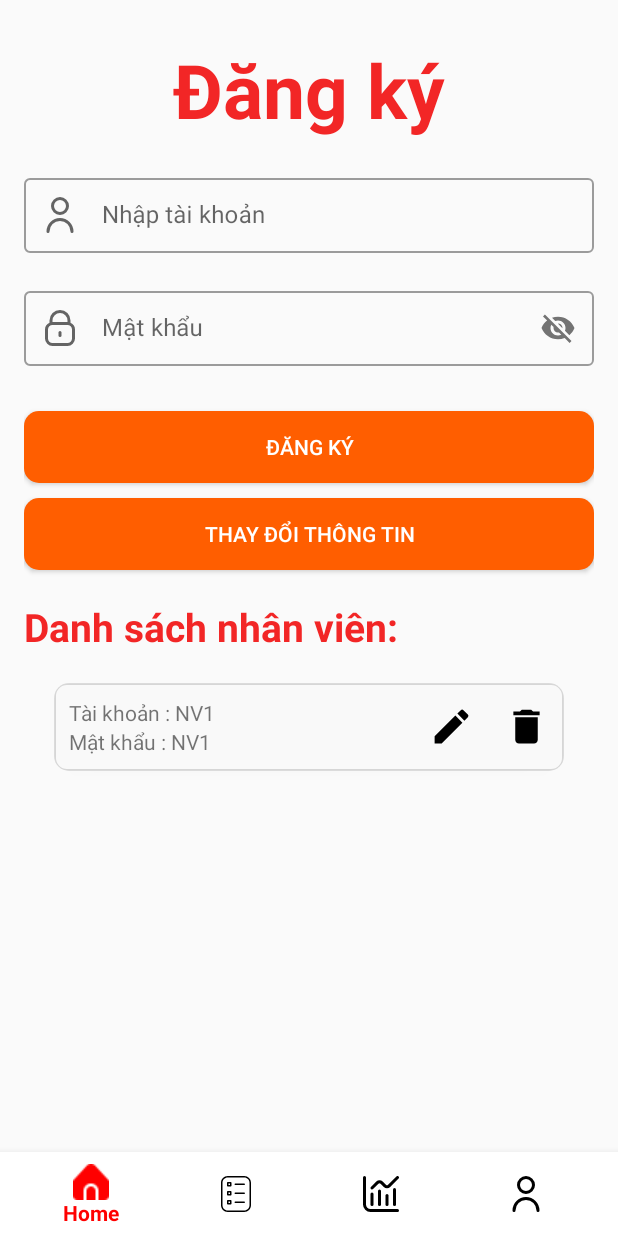
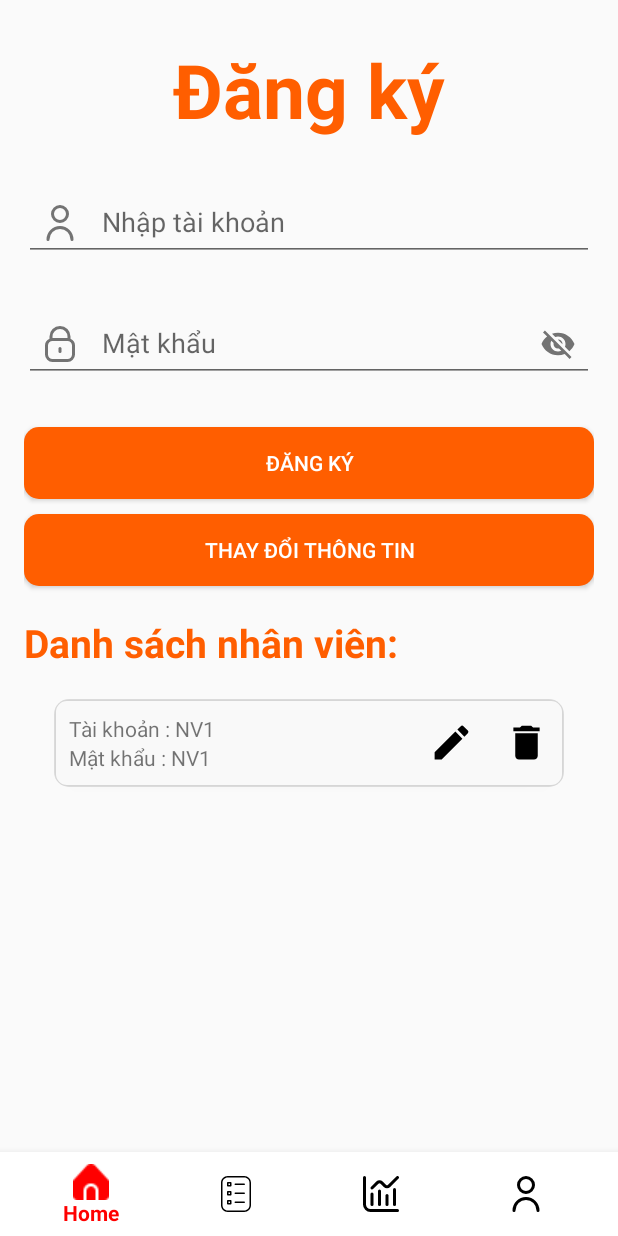
Before and after one commit to huylam10/DuAn1_Nhom6_PRO1121_MD18402, an Android app: the fragment AccoutManagerFragment placed in its activity, on a phone screen of 412 x 824 dp. Run offline under Robolectric (Android 15) with nearby library versions, the phone set to English and light mode, and no system bars; pictures from the network do not load.

Commit message:
update code

```diff
--- a/app/src/main/java/com/example/nhom6_pro1121_md18402/Activities/OrderDetail.java
+++ b/app/src/main/java/com/example/nhom6_pro1121_md18402/Activities/OrderDetail.java
@@ -7,6 +7,7 @@ import android.content.DialogInterface;
 import android.content.Intent;
 import android.os.Build;
 import android.os.Bundle;
+import android.util.Log;
 import android.view.MenuItem;
 import android.view.View;
 import android.widget.Button;
@@ -138,7 +139,7 @@ public class OrderDetail extends AppCompatActivity {
     }
 
     private void getData() {
-        List<ChiTietDatHang> list = chiTietDatHangDAO.getListCT(datHang.getId( ));
+        List<ChiTietDatHang> list = chiTietDatHangDAO.getListCT2(datHang.getId());
         setList(list);
     }
 
@@ -151,7 +152,7 @@ public class OrderDetail extends AppCompatActivity {
     }
 
     private void setMoney() {
-        int money = (int) datHang.getTotalpriceDathang( );
+        int money = (int) datHang.getTotalpriceDathang();
         DecimalFormat decimalFormat = new DecimalFormat("###,###,###");
         Order_Done_TotalPrice.setText("Thành tiền : " + decimalFormat.format(money) + "đ");
     }
--- a/app/src/main/java/com/example/nhom6_pro1121_md18402/Adapter/OrderAdapter.java
+++ b/app/src/main/java/com/example/nhom6_pro1121_md18402/Adapter/OrderAdapter.java
@@ -190,4 +190,3 @@ public class OrderAdapter extends RecyclerView.Adapter<OrderAdapter.OrderAdapter
         }
     }
 }
-//aaa
--- a/app/src/main/java/com/example/nhom6_pro1121_md18402/Adapter/OrderHistoryAdapter.java
+++ b/app/src/main/java/com/example/nhom6_pro1121_md18402/Adapter/OrderHistoryAdapter.java
@@ -47,14 +47,13 @@ public class OrderHistoryAdapter extends RecyclerView.Adapter<OrderHistoryAdapte
     @Override
     public void onBindViewHolder(@NonNull OrderHistoryAdapterHolder holder, int position) {
         DatHang datHang = list.get(position);
-        Log.e("ZZZZ", "onBindViewHolder: "+datHang.getIdtaikhoan() );
         ThongTinNguoiDung info = thongTinNguoiDungDAO.getInfo(datHang.getIdtaikhoan());
         Log.e("Adapter", "onBindViewHolder: "+datHang );
         String status = "";
         holder.Order_History_items_ID.setText("Mã đơn :"+datHang.getId());
         holder.Order_History_items_Buyer.setText("Khách hàng : "+info.getFullname());
         holder.Order_History_items_Address.setText("Địa chỉ : "+info.getAddresNguoidung());
-        holder.Order_History_items_Amount.setText(chiTietDatHangDAO.getSum(datHang.getId( ))+" sản phẩm");
+        holder.Order_History_items_Amount.setText(chiTietDatHangDAO.getSum(datHang.getId())+" sản phẩm");
         DecimalFormat decimalFormat = new DecimalFormat("###,###,###");
 
         holder.Order_History_items_TotalPrice.setText(decimalFormat.format(datHang.getTotalpriceDathang()) + " đ");
@@ -63,6 +62,7 @@ public class OrderHistoryAdapter extends RecyclerView.Adapter<OrderHistoryAdapte
             Bundle bundle = new Bundle();
             bundle.putSerializable("datHang", datHang);
             intent.putExtra("bundle", bundle);
+//            intent.putExtra("amount", chiTietDatHangDAO.getSum(datHang.getId()));
             context.startActivity(intent);
         });
         switch (datHang.getStatusDathang()){
--- a/app/src/main/java/com/example/nhom6_pro1121_md18402/Adapter/ViewPager2Adapter.java
+++ b/app/src/main/java/com/example/nhom6_pro1121_md18402/Adapter/ViewPager2Adapter.java
@@ -36,4 +36,3 @@ public class ViewPager2Adapter extends FragmentStateAdapter {
         return 4;
     }
 }
-//aaa
--- a/app/src/main/java/com/example/nhom6_pro1121_md18402/DAO/DatHangDAO.java
+++ b/app/src/main/java/com/example/nhom6_pro1121_md18402/DAO/DatHangDAO.java
@@ -146,4 +146,3 @@ public class DatHangDAO {
 
 
 }
-///aaa
--- a/app/src/main/java/com/example/nhom6_pro1121_md18402/DAO/LoaiSanPhamDAO.java
+++ b/app/src/main/java/com/example/nhom6_pro1121_md18402/DAO/LoaiSanPhamDAO.java
@@ -105,4 +105,3 @@ public class LoaiSanPhamDAO {
         return getDSLoaiSanPham(sql);
     }
 }
-//aaa
--- a/app/src/main/java/com/example/nhom6_pro1121_md18402/DAO/SanPhamDAO.java
+++ b/app/src/main/java/com/example/nhom6_pro1121_md18402/DAO/SanPhamDAO.java
@@ -178,4 +178,3 @@ public class SanPhamDAO {
     }
 
 }
-//aa
--- a/app/src/main/res/layout/activity_dang_ky_thong_tin_activities.xml
+++ b/app/src/main/res/layout/activity_dang_ky_thong_tin_activities.xml
@@ -10,7 +10,7 @@
 
     <TextView
         android:layout_marginTop="10dp"
-        android:textColor="#F22626"
+        android:textColor="#FF5E00"
         android:textStyle="bold"
         android:textSize="40dp"
         android:gravity="center"
--- a/app/src/main/res/layout/activity_passwordchange.xml
+++ b/app/src/main/res/layout/activity_passwordchange.xml
@@ -13,7 +13,7 @@
         android:layout_height="wrap_content"
         android:layout_marginTop="40dp"
         android:text="Đổi mật khẩu"
-        android:textColor="#DB3815"
+        android:textColor="#FF5E00"
         android:textSize="26dp"
         android:textStyle="bold"
         app:layout_constraintStart_toStartOf="parent"
@@ -26,7 +26,7 @@
         android:layout_marginTop="85dp"
         android:text="Mật khẩu của bạn phải có ít nhất 6 ký tự, bao gồm
 cả chữ số, chữ cái. "
-        android:textColor="#DB3815"
+        android:textColor="#FF5E00"
         android:textSize="17dp"
         android:textStyle="bold"
         app:layout_constraintEnd_toEndOf="parent"
@@ -102,7 +102,7 @@ cả chữ số, chữ cái. "
         android:layout_height="wrap_content"
         android:layout_gravity="center"
         android:layout_marginTop="120dp"
-        android:background="@drawable/boder"
+        android:background="#FF5E00"
         android:padding="10dp"
         android:text="Đổi mật khẩu"
         android:textColor="@color/white"
--- a/app/src/main/res/layout/activity_sign_up.xml
+++ b/app/src/main/res/layout/activity_sign_up.xml
@@ -35,7 +35,7 @@
         android:layout_marginEnd="16dp"
         android:gravity="center"
         android:text="Đăng ký"
-        android:textColor="#F22626"
+        android:textColor="#FF5E00"
         android:textSize="40dp"
         android:textStyle="bold"
         app:layout_constraintEnd_toEndOf="parent"
--- a/app/src/main/res/layout/activity_thong_tin_cua_hang.xml
+++ b/app/src/main/res/layout/activity_thong_tin_cua_hang.xml
@@ -22,7 +22,7 @@
         <TextView
             android:layout_width="wrap_content"
             android:layout_height="wrap_content"
-            android:text="SafetyFood"
+            android:text="ShopFood"
             android:textStyle="bold"
             android:textSize="30sp"
             />
@@ -64,14 +64,14 @@
     <TextView
         android:layout_width="match_parent"
         android:layout_height="wrap_content"
-        android:text="SDT lien he: 0378947523"
+        android:text="SDT lien he: 0866177203"
         android:layout_marginTop="10dp"
         android:textSize="18dp"
         />
     <TextView
         android:layout_width="match_parent"
         android:layout_height="wrap_content"
-        android:text="Email: safetyfood@gmail.com"
+        android:text="Email:shopfood@gmail.com"
         android:layout_marginTop="10dp"
         android:textSize="18dp"
         />
--- a/app/src/main/res/layout/dialog_add_to_cart.xml
+++ b/app/src/main/res/layout/dialog_add_to_cart.xml
@@ -9,7 +9,7 @@
         android:layout_margin="10dp"
         android:text="Số lượng sản phẩm :"
         android:textSize="24sp"
-        android:textColor="@color/red"
+        android:textColor="#FF5E00"
         android:textStyle="bold"
         android:layout_width="wrap_content"
         android:layout_height="wrap_content"/>
@@ -64,7 +64,7 @@
             android:layout_margin="10dp"
             android:id="@+id/dialog_atc_ok"
             android:text="Xác nhận"
-            android:backgroundTint="@color/red"
+            android:backgroundTint="#FF5E00"
             android:layout_width="0dp"
             android:layout_weight="6"
             android:layout_height="wrap_content"/>
--- a/app/src/main/res/layout/fragment_accout_manager.xml
+++ b/app/src/main/res/layout/fragment_accout_manager.xml
@@ -13,12 +13,11 @@
         android:layout_marginTop="10dp"
         android:gravity="center"
         android:text="Đăng ký"
-        android:textColor="#F22626"
+        android:textColor="#FF5E00"
         android:textSize="50dp"
         android:textStyle="bold" />
 
     <com.google.android.material.textfield.TextInputLayout
-        style="@style/Widget.MaterialComponents.TextInputLayout.OutlinedBox"
         android:layout_width="match_parent"
         android:layout_height="wrap_content"
         android:layout_marginTop="20dp"
@@ -33,7 +32,6 @@
     </com.google.android.material.textfield.TextInputLayout>
 
     <com.google.android.material.textfield.TextInputLayout
-        style="@style/Widget.MaterialComponents.TextInputLayout.OutlinedBox"
         android:layout_width="match_parent"
         android:layout_height="wrap_content"
         android:layout_marginTop="20dp"
@@ -50,7 +48,7 @@
 
     </com.google.android.material.textfield.TextInputLayout>
 
-    <androidx.appcompat.widget.AppCompatButton
+    <Button
         android:id="@+id/btn_dktk_nv"
         android:layout_width="match_parent"
         android:layout_height="wrap_content"
@@ -58,7 +56,7 @@
         android:background="@drawable/btn_background_orange"
         android:text="Đăng ký"
         android:textColor="@color/white" />
-    <androidx.appcompat.widget.AppCompatButton
+    <Button
         android:id="@+id/btn_udtk_nv"
         android:layout_width="match_parent"
         android:layout_height="wrap_content"
@@ -72,7 +70,7 @@
         android:layout_height="wrap_content"
         android:layout_marginTop="20dp"
         android:text="Danh sách nhân viên:"
-        android:textColor="@color/red"
+        android:textColor="#FF5E00"
         android:textSize="26dp"
         android:textStyle="bold" />
 
--- a/app/src/main/res/layout/fragment_thong_ke_doanh_thu.xml
+++ b/app/src/main/res/layout/fragment_thong_ke_doanh_thu.xml
@@ -47,7 +47,7 @@
                 android:layout_height="50dp"
                 android:backgroundTint="@color/white"
                 android:textColor="@color/black"
-                android:text="01/01/2022"
+                android:text="30/03/2024"
                 android:padding="10dp" />
 
             <TextView
@@ -67,7 +67,7 @@
                 android:layout_height="50dp"
                 android:backgroundTint="@color/white"
                 android:textColor="@color/black"
-                android:text="01/01/2022"
+                android:text="30/03/2024"
                 android:padding="10dp" />
 
             <Button
--- a/app/src/main/res/layout/fragment_thong_ke_so_s_p_da_ban.xml
+++ b/app/src/main/res/layout/fragment_thong_ke_so_s_p_da_ban.xml
@@ -46,7 +46,7 @@
                 android:layout_height="50dp"
                 android:backgroundTint="@color/white"
                 android:textColor="@color/black"
-                android:text="01/01/2022"
+                android:text="30/03/2024"
                 android:padding="10dp" />
 
             <TextView
@@ -65,7 +65,7 @@
                 android:layout_height="wrap_content"
                 android:backgroundTint="@color/white"
                 android:textColor="@color/black"
-                android:text="01/01/2022"
+                android:text="30/03/2024"
                 android:padding="10dp" />
 
             <Button
--- a/app/src/main/res/layout/item_san_pham.xml
+++ b/app/src/main/res/layout/item_san_pham.xml
@@ -46,7 +46,7 @@
         android:textColor="#3F51B5"
         android:layout_width="wrap_content"
         android:layout_height="wrap_content"
-        android:text="20/12/2022"
+        android:text="20/03/2024"
         android:id="@+id/txt_ngay_sp"
         android:layout_below="@+id/txt_ten_sp"
         android:layout_alignParentRight="true"
```
Also changed, not shown: app/src/main/java/com/example/nhom6_pro1121_md18402/DAO/ChiTietDatHangDAO.java (+23 -10 lines).
